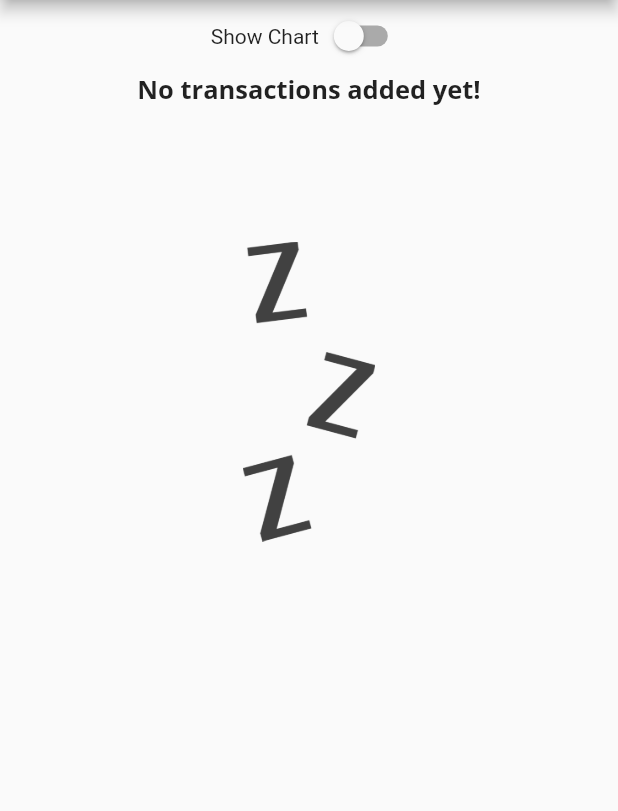
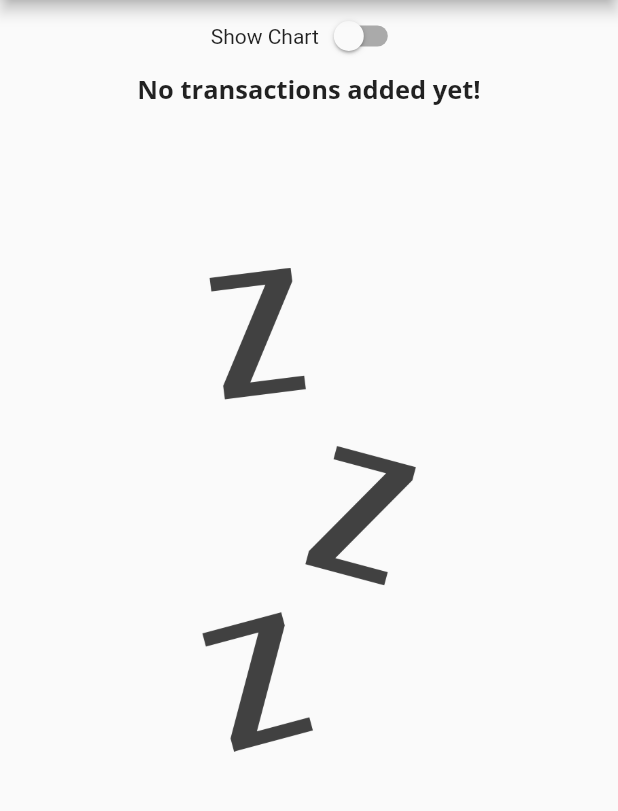
Before and after one commit to ekonine/personal_expense_app, a Flutter app: the screen it shows after launch, on a phone screen of 412 x 824 dp, the part 84-895 px from its top. Run offline on Flutter 3.47's test engine with Material 2 defaults, Android fonts, the phone set to English and light mode, and no system bars.

Commit message:
wrap transaction list image with layout builder and resize widgets

```diff
--- a/lib/main.dart
+++ b/lib/main.dart
@@ -138,7 +138,7 @@ class _HomePageState extends State<HomePage> {
               height: (MediaQuery.of(context).size.height -
                       appBar.preferredSize.height -
                       MediaQuery.of(context).padding.top) *
-                  0.3,
+                  0.7,
               child: Chart(_recentTransactions),
             )
             : Container(
--- a/lib/widgets/transaction_list.dart
+++ b/lib/widgets/transaction_list.dart
@@ -13,24 +13,26 @@ class TransactionList extends StatelessWidget {
   Widget build(BuildContext context) {
     return Container(
       child: transactions.isEmpty
-          ? Column(
+          ? LayoutBuilder(builder: (ctx, constraint) {
+              return Column(
                 children: <Widget>[
                   Text(
                     'No transactions added yet!',
                     style: Theme.of(context).textTheme.headline6,
                   ),
                   SizedBox(
-                  height: 90,
+                    height: constraint.maxHeight * 0.2,
                   ),
                   Container(
-                  height: 200,
+                    height: constraint.maxHeight * 0.6,
                     child: Image.asset(
                       'assets/images/waiting.png',
                       fit: BoxFit.cover,
                     ),
                   ),
                 ],
-            )
+              );
+            })
           : ListView.builder(
               itemBuilder: (ctx, index) {
                 return Card(
```
Lines whose indentation alone changed are shown as unchanged.
